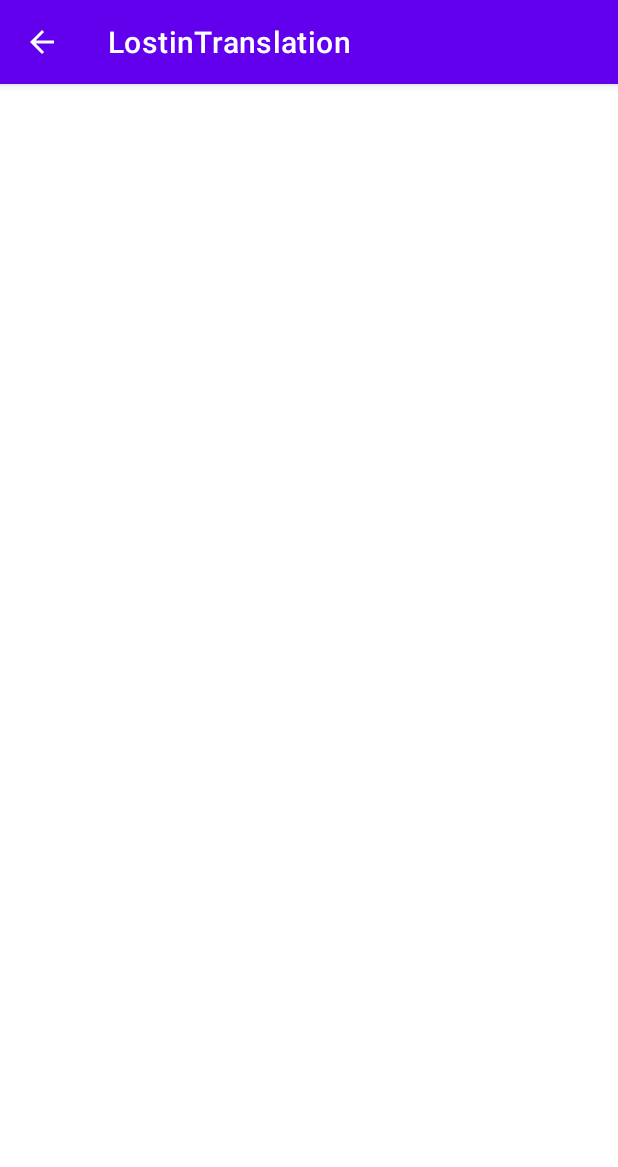
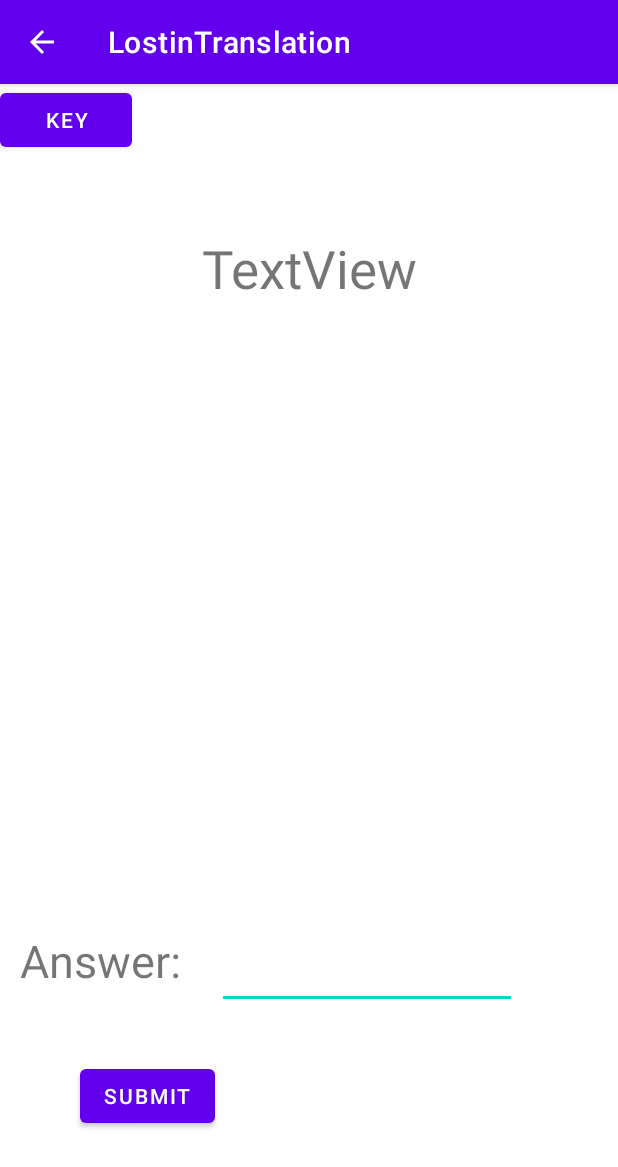
Before and after one commit to Preacho/Hackathon-Feb-18th-2023, an Android app: the activity_play screen opened directly, with no data from a screen before it, on a phone screen of 412 x 824 dp. Shown: the top 1167 px of the screen. Run offline under Robolectric (Android 15) with nearby library versions, the light colour scheme and no system bars.

Commit message:
stuff for the play screen

```diff
--- a/app/src/main/java/com/example/lostintranslation/MainActivity.java
+++ b/app/src/main/java/com/example/lostintranslation/MainActivity.java
@@ -27,7 +27,6 @@ public class MainActivity extends AppCompatActivity {
         startActivity(intent);
     }
 
-
     private void openRules() {
         Intent intent = new Intent(this, activity_rules.class);
         startActivity(intent);
--- a/app/src/main/java/com/example/lostintranslation/activity_play.java
+++ b/app/src/main/java/com/example/lostintranslation/activity_play.java
@@ -3,7 +3,10 @@ package com.example.lostintranslation;
 import androidx.appcompat.app.ActionBar;
 import androidx.appcompat.app.AppCompatActivity;
 
+import android.content.Intent;
 import android.os.Bundle;
+import android.widget.Button;
+import android.widget.EditText;
 
 public class activity_play extends AppCompatActivity {
     ActionBar ab;
@@ -14,7 +17,16 @@ public class activity_play extends AppCompatActivity {
         ab = getSupportActionBar();
         ab.setDisplayHomeAsUpEnabled(true);
         setContentView(R.layout.activity_play);
+        EditText answer = findViewById(R.id.et_answer);
+        Button submit = findViewById(R.id.bt_submit);
+        Button key = findViewById(R.id.bt_viewKey);
+        key.setOnClickListener(v-> openKey());
 
+    }
+
+    private void openKey() {
+        Intent intent = new Intent(this, activity_view_key.class);
+        startActivity(intent);
 
     }
 }
--- a/app/src/main/res/layout/activity_play.xml
+++ b/app/src/main/res/layout/activity_play.xml
@@ -6,4 +6,64 @@
     android:layout_height="match_parent"
     tools:context=".activity_play">
 
+    <EditText
+        android:id="@+id/et_answer"
+        android:layout_width="200dp"
+        android:layout_height="60dp"
+        android:text=""
+        android:textSize="30sp"
+        app:layout_constraintBottom_toBottomOf="parent"
+        app:layout_constraintEnd_toEndOf="parent"
+        app:layout_constraintHorizontal_bias="0.682"
+        app:layout_constraintStart_toStartOf="parent"
+        app:layout_constraintTop_toTopOf="parent"
+        app:layout_constraintVertical_bias="0.786" />
+
+    <TextView
+        android:id="@+id/tv_answer_text"
+        android:layout_width="wrap_content"
+        android:layout_height="wrap_content"
+        android:text="Answer:"
+        android:textSize="30sp"
+        app:layout_constraintBottom_toBottomOf="parent"
+        app:layout_constraintEnd_toEndOf="parent"
+        app:layout_constraintHorizontal_bias="0.043"
+        app:layout_constraintStart_toStartOf="parent"
+        app:layout_constraintTop_toTopOf="parent"
+        app:layout_constraintVertical_bias="0.775" />
+
+    <TextView
+        android:id="@+id/tv_cipher"
+        android:layout_width="300dp"
+        android:layout_height="60dp"
+        android:text="TextView"
+        android:textAlignment="center"
+        android:textSize="35sp"
+        app:layout_constraintBottom_toBottomOf="parent"
+        app:layout_constraintEnd_toEndOf="parent"
+        app:layout_constraintStart_toStartOf="parent"
+        app:layout_constraintTop_toTopOf="parent"
+        app:layout_constraintVertical_bias="0.13999999" />
+
+    <Button
+        android:id="@+id/bt_submit"
+        android:layout_width="wrap_content"
+        android:layout_height="wrap_content"
+        android:text="Submit"
+        app:layout_constraintBottom_toBottomOf="parent"
+        app:layout_constraintEnd_toEndOf="parent"
+        app:layout_constraintHorizontal_bias="0.165"
+        app:layout_constraintStart_toStartOf="parent"
+        app:layout_constraintTop_toTopOf="parent"
+        app:layout_constraintVertical_bias="0.904" />
+
+    <Button
+        android:id="@+id/bt_viewKey"
+        android:layout_width="wrap_content"
+        android:layout_height="wrap_content"
+        android:text="Key"
+        tools:layout_editor_absoluteX="280dp"
+        tools:layout_editor_absoluteY="618dp" />
+
+
 </androidx.constraintlayout.widget.ConstraintLayout>
```
Also changed, not shown: app/src/main/AndroidManifest.xml (+9 -6 lines), app/src/main/java/com/example/lostintranslation/activity_view_key.java (added, +17 -0 lines), app/src/main/res/layout/activity_view_key.xml (added, +17 -0 lines), app/src/main/res/drawable/alphabet_key.png (added).
